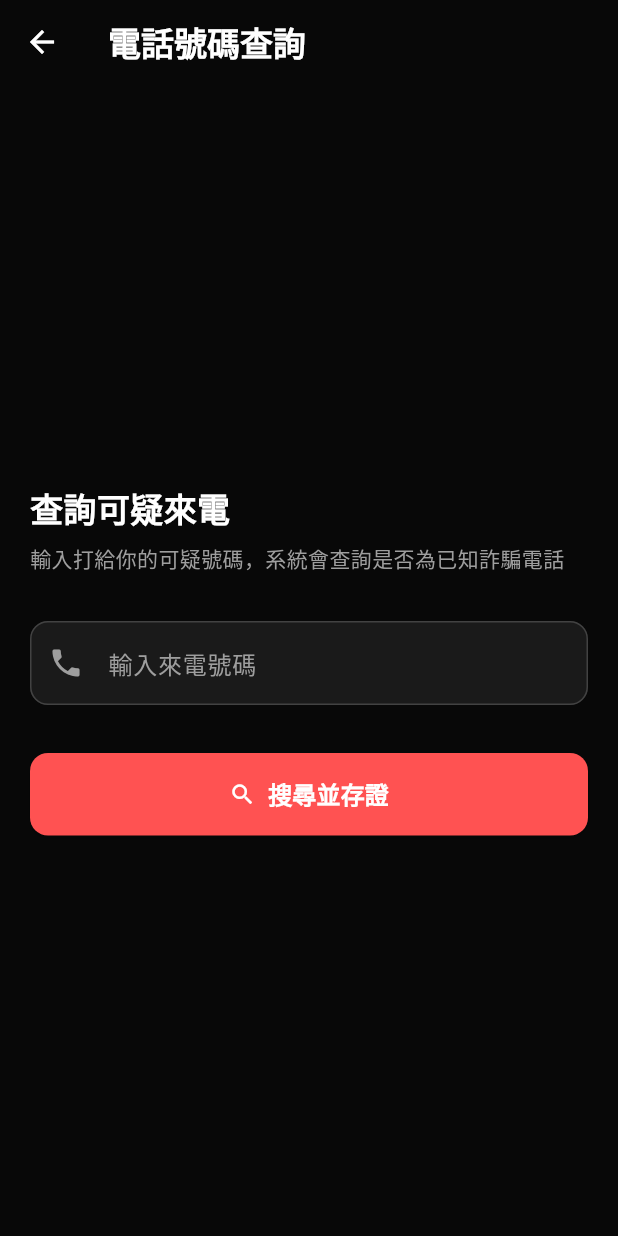
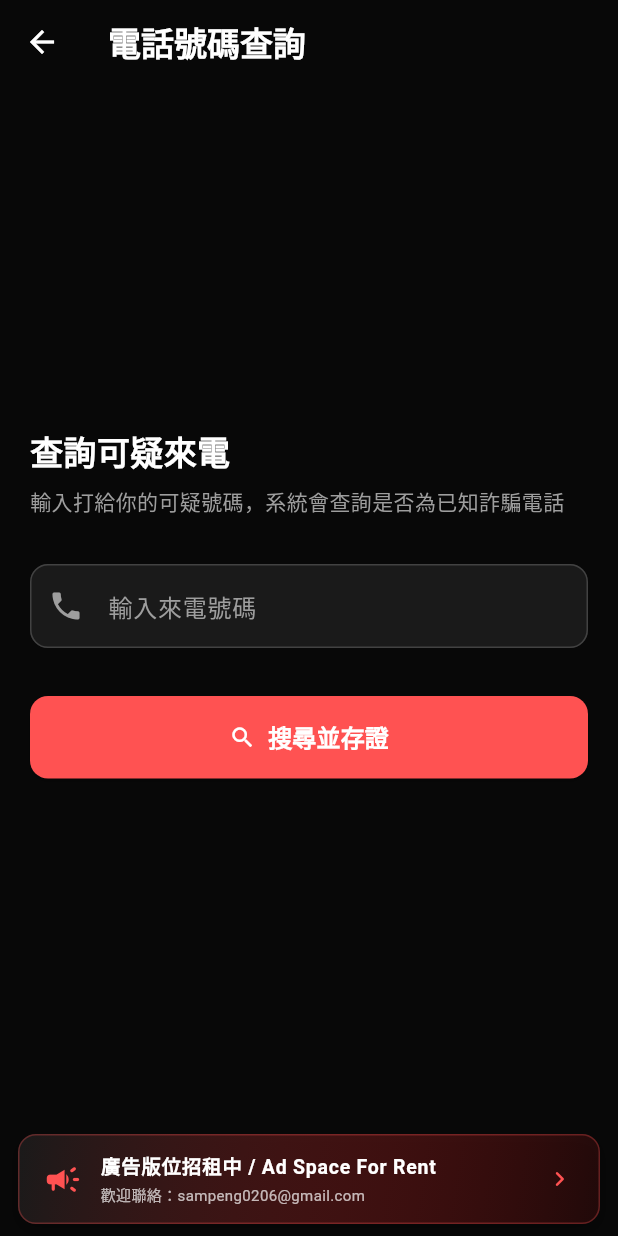
Before and after one commit to sampeng0206-web/whos_behind, a Flutter app: the PhoneSearchScreen screen opened directly, after a tap on "我接到可疑電話", on a phone screen of 412 x 824 dp. Run offline on Flutter 3.47's test engine with Material 3 defaults, Android fonts, the phone set to English and light mode, and no system bars; our stand-ins replace firebase_core, firebase_remote_config, flutter_dotenv, geolocator, image_picker, pdf and 5 more; missing offline and left inert: purchases_flutter; accounts and stored records are empty.

Commit message:
fix: strengthen RemoteAdBanner error handling to always fallback to text banner instead of blank/crash on Firebase failures

```diff
--- a/lib/main.dart
+++ b/lib/main.dart
@@ -43,6 +43,12 @@ void main() async {
     if (Firebase.apps.isEmpty) {
       await Firebase.initializeApp();
     }
+    debugPrint("Firebase Core initialized successfully.");
+  } catch (e) {
+    debugPrint("Firebase Core initialization failed: $e");
+  }
+
+  try {
     final remoteConfig = FirebaseRemoteConfig.instance;
     await remoteConfig.setConfigSettings(RemoteConfigSettings(
       fetchTimeout: const Duration(seconds: 10),
@@ -55,9 +61,9 @@ void main() async {
       'ad_banner_link_type': 'mailto',
     });
     await remoteConfig.fetchAndActivate();
-    debugPrint("Firebase Core and Remote Config initialized successfully.");
+    debugPrint("Firebase Remote Config initialized successfully.");
   } catch (e) {
-    debugPrint("Firebase Core/Remote Config initialization failed: $e");
+    debugPrint("Firebase Remote Config initialization failed: $e");
   }
 
   try {
--- a/lib/widgets/remote_ad_banner.dart
+++ b/lib/widgets/remote_ad_banner.dart
@@ -10,20 +10,131 @@ class RemoteAdBanner extends StatelessWidget {
     required this.shouldShow,
   });
 
+  Widget _buildTextFallbackBanner(String targetUrl) {
+    return Container(
+      height: 60,
+      width: double.infinity,
+      decoration: BoxDecoration(
+        borderRadius: BorderRadius.circular(12),
+        gradient: LinearGradient(
+          colors: [
+            const Color(0xFF1A1A1A),
+            Colors.red.shade900.withOpacity(0.15),
+          ],
+          begin: Alignment.topLeft,
+          end: Alignment.bottomRight,
+        ),
+        border: Border.all(
+          color: Colors.redAccent.withOpacity(0.3),
+          width: 1,
+        ),
+      ),
+      padding: const EdgeInsets.symmetric(horizontal: 16, vertical: 8),
+      child: Row(
+        children: [
+          Icon(
+            Icons.campaign_rounded,
+            color: Colors.redAccent.shade200,
+            size: 26,
+          ),
+          const SizedBox(width: 12),
+          Expanded(
+            child: Column(
+              crossAxisAlignment: CrossAxisAlignment.start,
+              mainAxisAlignment: MainAxisAlignment.center,
+              children: const [
+                Text(
+                  '廣告版位招租中 / Ad Space For Rent',
+                  style: TextStyle(
+                    color: Colors.white,
+                    fontSize: 13,
+                    fontWeight: FontWeight.bold,
+                    letterSpacing: 0.5,
+                  ),
+                  maxLines: 1,
+                  overflow: TextOverflow.ellipsis,
+                ),
+                SizedBox(height: 2),
+                Text(
+                  '歡迎聯絡：sampeng0206@gmail.com',
+                  style: TextStyle(
+                    color: Colors.white70,
+                    fontSize: 10,
+                  ),
+                  maxLines: 1,
+                  overflow: TextOverflow.ellipsis,
+                ),
+              ],
+            ),
+          ),
+          Icon(
+            Icons.chevron_right_rounded,
+            color: Colors.redAccent.shade200,
+            size: 20,
+          ),
+        ],
+      ),
+    );
+  }
+
   @override
   Widget build(BuildContext context) {
     if (!shouldShow) {
       return const SizedBox.shrink();
     }
 
-    final remoteConfig = FirebaseRemoteConfig.instance;
-    final bool enabled = remoteConfig.getBool('ad_banner_enabled');
-    final String imageUrl = remoteConfig.getString('ad_banner_image_url');
-    final String targetUrl = remoteConfig.getString('ad_banner_target_url');
-    final String linkType = remoteConfig.getString('ad_banner_link_type');
+    bool isEnabled = true;
+    String imageUrl = "";
+    String targetUrl = "mailto:sampeng0206@gmail.com";
+    String linkType = "mailto";
 
-    if (!enabled || imageUrl.isEmpty) {
+    try {
+      final remoteConfig = FirebaseRemoteConfig.instance;
+      isEnabled = remoteConfig.getBool('ad_banner_enabled');
+      imageUrl = remoteConfig.getString('ad_banner_image_url');
+      targetUrl = remoteConfig.getString('ad_banner_target_url');
+      linkType = remoteConfig.getString('ad_banner_link_type');
+    } catch (e) {
+      debugPrint("Failed to fetch Firebase Remote Config: $e");
+    }
+
+    if (!isEnabled) {
       return const SizedBox.shrink();
+    }
+
+    final Widget bannerContent;
+    if (imageUrl.isNotEmpty) {
+      bannerContent = ClipRRect(
+        borderRadius: BorderRadius.circular(12),
+        child: Image.network(
+          imageUrl,
+          height: 60,
+          width: double.infinity,
+          fit: BoxFit.cover,
+          loadingBuilder: (context, child, loadingProgress) {
+            if (loadingProgress == null) return child;
+            return Container(
+              height: 60,
+              color: const Color(0xFF1E1E1E),
+              child: const Center(
+                child: SizedBox(
+                  width: 20,
+                  height: 20,
+                  child: CircularProgressIndicator(
+                    strokeWidth: 2,
+                    valueColor: AlwaysStoppedAnimation<Color>(Colors.redAccent),
+                  ),
+                ),
+              ),
+            );
+          },
+          errorBuilder: (context, error, stackTrace) {
+            return _buildTextFallbackBanner(targetUrl);
+          },
+        ),
+      );
+    } else {
+      bannerContent = _buildTextFallbackBanner(targetUrl);
     }
 
     return Container(
@@ -56,35 +167,7 @@ class RemoteAdBanner extends StatelessWidget {
               ),
             ],
           ),
-          child: ClipRRect(
-            borderRadius: BorderRadius.circular(12),
-            child: Image.network(
-              imageUrl,
-              height: 60,
-              width: double.infinity,
-              fit: BoxFit.cover,
-              loadingBuilder: (context, child, loadingProgress) {
-                if (loadingProgress == null) return child;
-                return Container(
-                  height: 60,
-                  color: const Color(0xFF1E1E1E),
-                  child: const Center(
-                    child: SizedBox(
-                      width: 20,
-                      height: 20,
-                      child: CircularProgressIndicator(
-                        strokeWidth: 2,
-                        valueColor: AlwaysStoppedAnimation<Color>(Colors.redAccent),
-                      ),
-                    ),
-                  ),
-                );
-              },
-              errorBuilder: (context, error, stackTrace) {
-                return const SizedBox.shrink();
-              },
-            ),
-          ),
+          child: bannerContent,
         ),
       ),
     );
```
